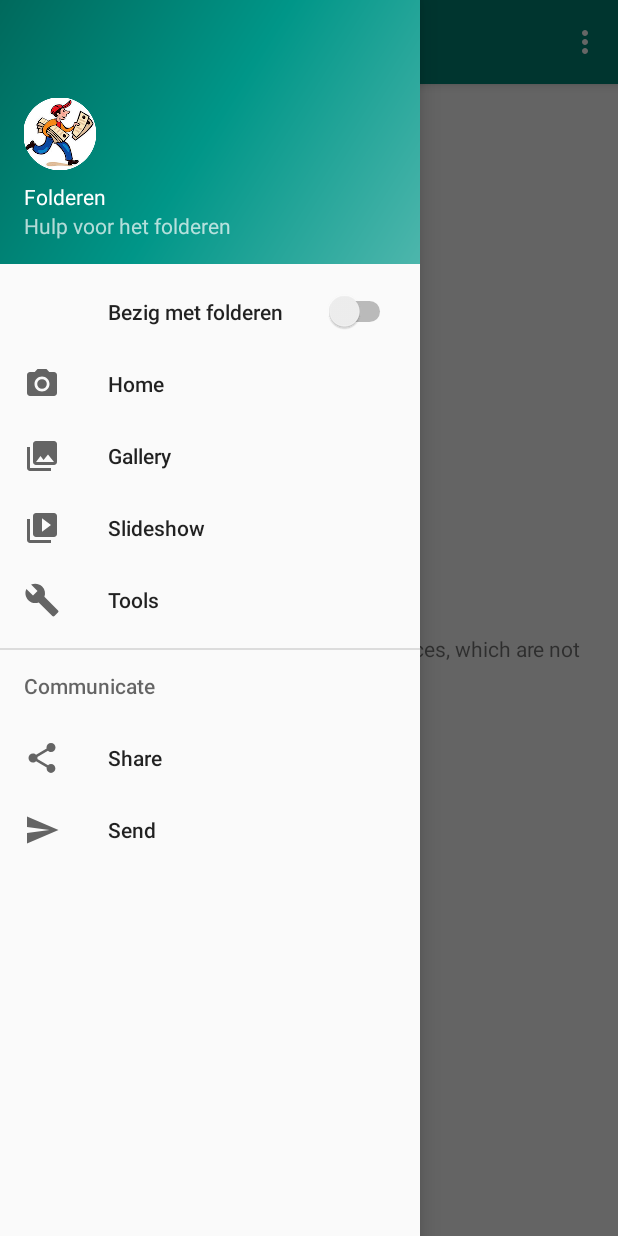
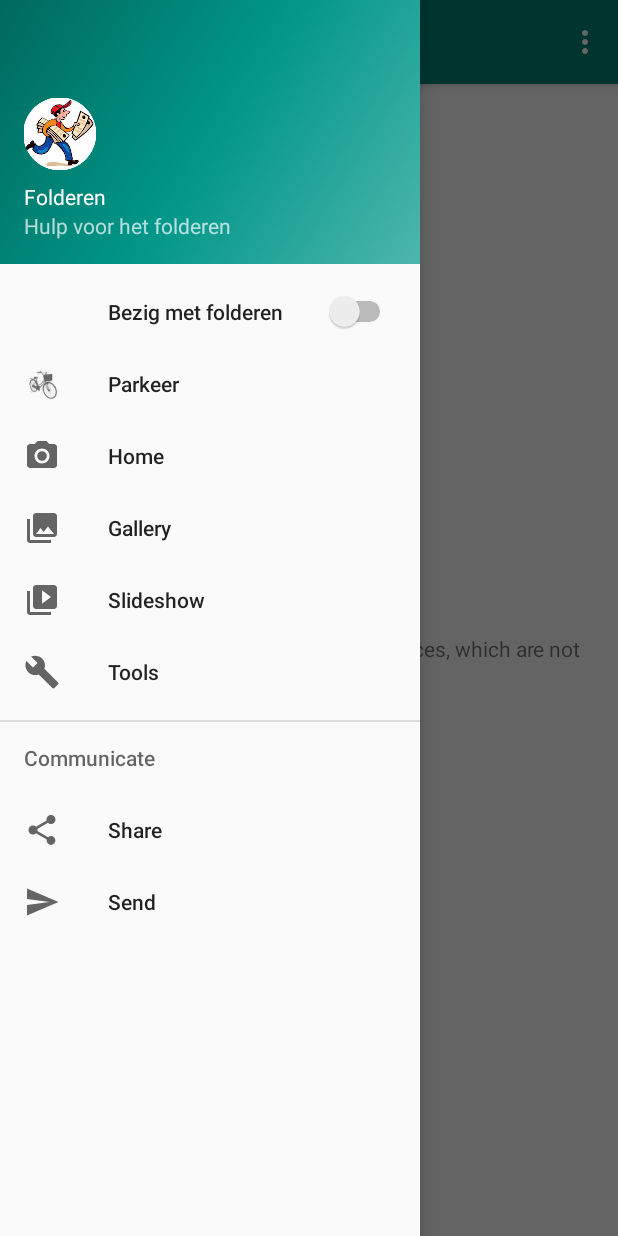
Before and after one commit to teusbenschop/folderen, an Android app: the screen it shows after launch (MainActivity), with the side drawer open, on a phone screen of 412 x 824 dp. Run offline under Robolectric (Android 15) with nearby library versions, the light colour scheme and no system bars.

Commit message:
Bicycle park location

```diff
--- a/app/src/main/res/menu/activity_main_drawer.xml
+++ b/app/src/main/res/menu/activity_main_drawer.xml
@@ -8,6 +8,11 @@
             android:title="@string/flyering"
             app:showAsAction="always"
             app:actionLayout="@layout/switch_item"/>
+
+    <item
+            android:id="@+id/nav_park"
+            android:icon="@drawable/bicycle50"
+            android:title="@string/park"/>
 
     <group android:checkableBehavior="single">
         <item
--- a/app/src/main/res/values/strings.xml
+++ b/app/src/main/res/values/strings.xml
@@ -14,5 +14,6 @@
     <string name="menu_tools">Tools</string>
     <string name="menu_share">Share</string>
     <string name="menu_send">Send</string>
+    <string name="park">Parkeer</string>
 
 </resources>
```
Also changed, not shown: app/src/main/java/nl/folderen/android/MainActivity.kt (+36 -8 lines), app/src/main/res/drawable/bicycle12.png (added), app/src/main/res/drawable/bicycle25.png (added), app/src/main/res/drawable/bicycle50.png (added), 1 other file.
